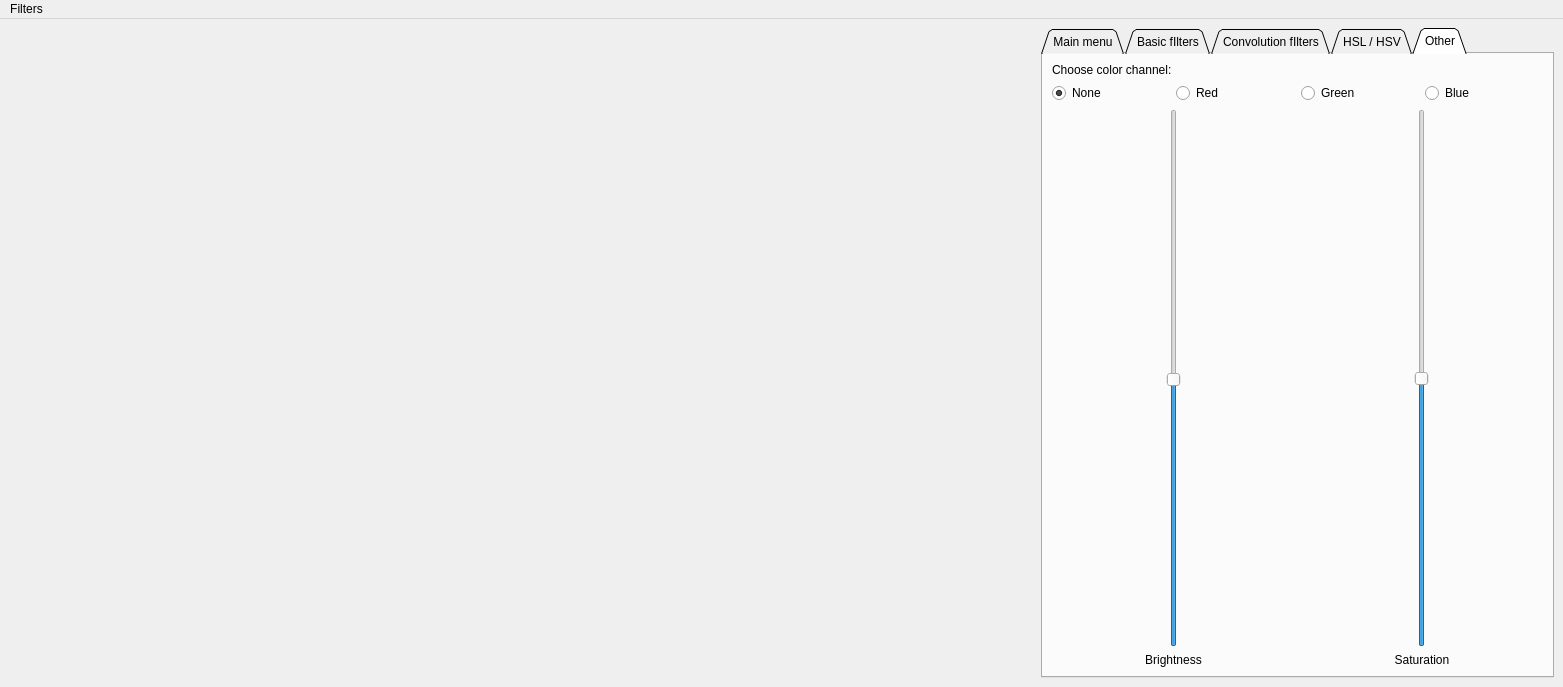
Before: the Qt Designer form src/photo_lab/UI/mainwindow.ui in sugarlic/PhotoLab, drawn with Qt 5.
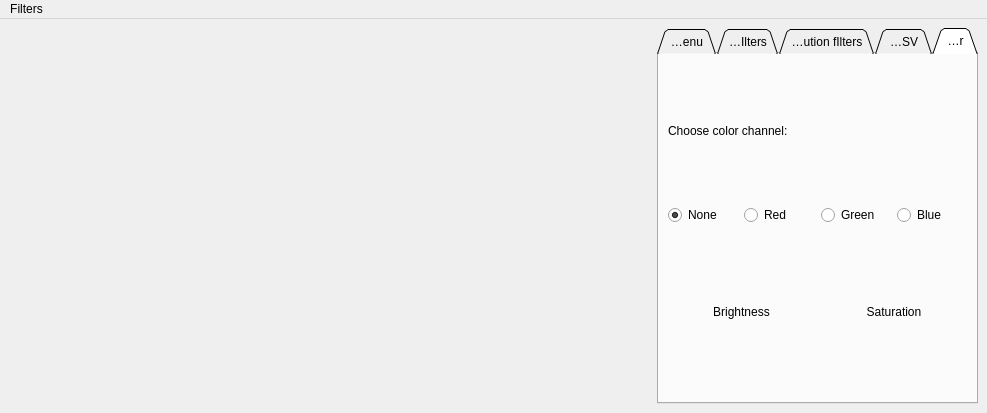
After: the same form once the commit is applied. The open tabs and pages were chosen to show the change.

Commit message: develop. Brightness / Contrast sliders added.

The edit to the form file:
```diff
--- a/src/photo_lab/UI/mainwindow.ui
+++ b/src/photo_lab/UI/mainwindow.ui
@@ -6,8 +6,8 @@
    <rect>
     <x>0</x>
     <y>0</y>
-    <width>1563</width>
-    <height>687</height>
+    <width>987</width>
+    <height>413</height>
    </rect>
   </property>
   <property name="minimumSize">
@@ -153,6 +153,32 @@
             </item>
            </layout>
           </item>
+          <item row="1" column="0">
+           <widget class="QLabel" name="Filename_L">
+            <property name="sizePolicy">
+             <sizepolicy hsizetype="Expanding" vsizetype="Fixed">
+              <horstretch>0</horstretch>
+              <verstretch>0</verstretch>
+             </sizepolicy>
+            </property>
+            <property name="text">
+             <string/>
+            </property>
+           </widget>
+          </item>
+          <item row="0" column="0">
+           <widget class="QLabel" name="label">
+            <property name="sizePolicy">
+             <sizepolicy hsizetype="Preferred" vsizetype="Fixed">
+              <horstretch>0</horstretch>
+              <verstretch>0</verstretch>
+             </sizepolicy>
+            </property>
+            <property name="text">
+             <string>File name:</string>
+            </property>
+           </widget>
+          </item>
          </layout>
         </widget>
         <widget class="QWidget" name="Basic_Tab">
@@ -248,7 +274,7 @@
             <property name="sizeConstraint">
              <enum>QLayout::SetDefaultConstraint</enum>
             </property>
-            <item row="1" column="0">
+            <item row="0" column="0">
              <widget class="QLabel" name="Brightness_L">
               <property name="text">
                <string>Brightness</string>
@@ -258,8 +284,8 @@
               </property>
              </widget>
             </item>
-            <item row="1" column="1">
-             <widget class="QLabel" name="label">
+            <item row="0" column="1">
+             <widget class="QLabel" name="Saturation_L">
               <property name="text">
                <string>Saturation</string>
               </property>
@@ -268,47 +294,6 @@
               </property>
              </widget>
             </item>
-            <item row="0" column="0">
-             <widget class="QSlider" name="verticalSlider_Brightness">
-              <property name="sizePolicy">
-               <sizepolicy hsizetype="Preferred" vsizetype="Expanding">
-                <horstretch>0</horstretch>
-                <verstretch>0</verstretch>
-               </sizepolicy>
-              </property>
-              <property name="maximum">
-               <number>199</number>
-              </property>
-              <property name="value">
-               <number>99</number>
-              </property>
-              <property name="orientation">
-               <enum>Qt::Vertical</enum>
-              </property>
-             </widget>
-            </item>
-            <item row="0" column="1">
-             <widget class="QSlider" name="verticalSlider_Contrast">
-              <property name="sizePolicy">
-               <sizepolicy hsizetype="Preferred" vsizetype="Expanding">
-                <horstretch>0</horstretch>
-                <verstretch>0</verstretch>
-               </sizepolicy>
-              </property>
-              <property name="minimum">
-               <number>-100</number>
-              </property>
-              <property name="maximum">
-               <number>100</number>
-              </property>
-              <property name="value">
-               <number>0</number>
-              </property>
-              <property name="orientation">
-               <enum>Qt::Vertical</enum>
-              </property>
-             </widget>
-            </item>
            </layout>
           </item>
           <item row="0" column="0">
@@ -382,7 +367,7 @@
     <rect>
      <x>0</x>
      <y>0</y>
-     <width>1563</width>
+     <width>987</width>
      <height>24</height>
     </rect>
    </property>
```
Left out of the diff: 17 changed lines with no effect on the pictures. The commit also changes 3 other files.
